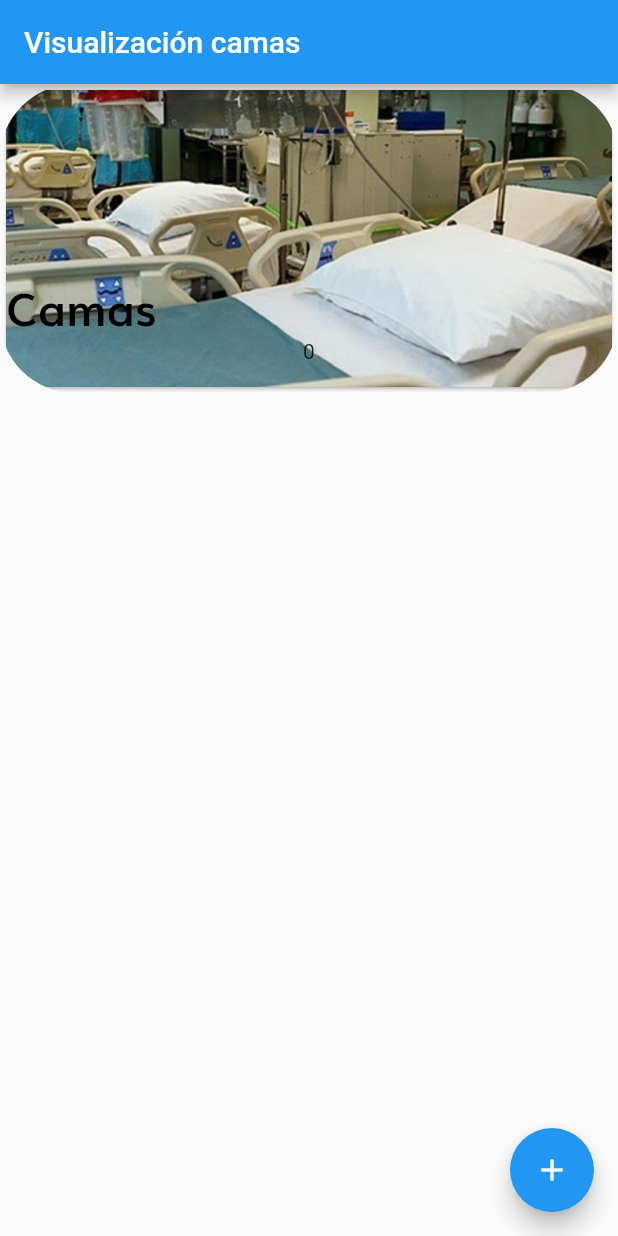
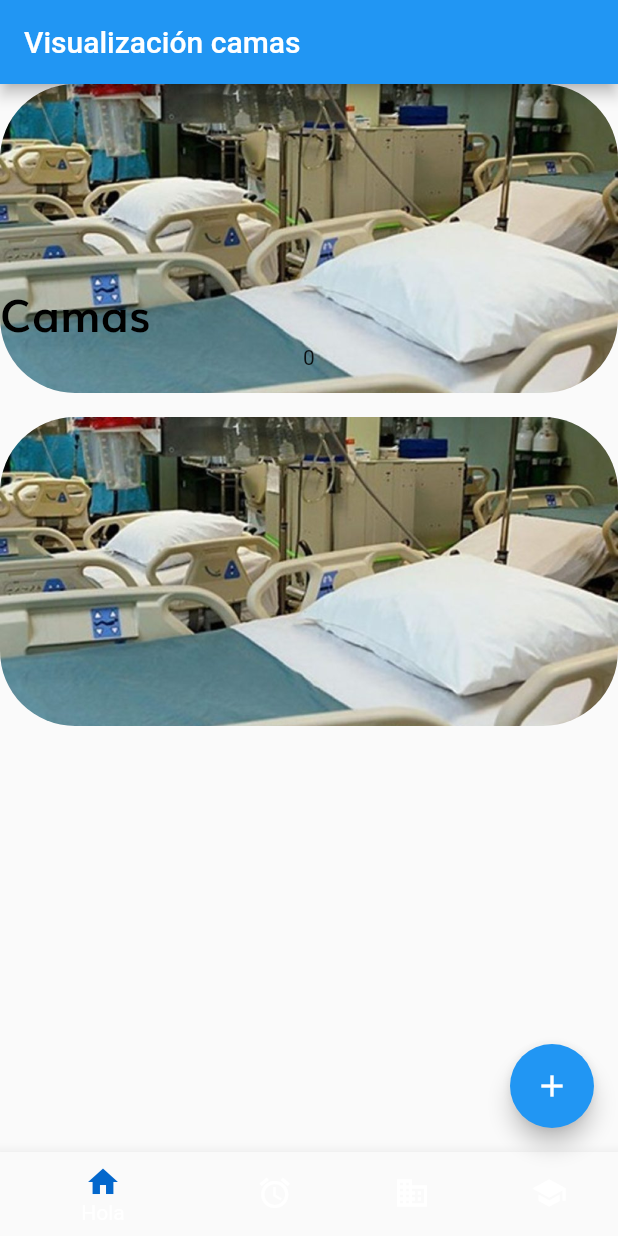
Before and after one commit to FlyingPigsUem/UEM-Analytics-G204, a Flutter app: the screen it shows after launch, on a phone screen of 412 x 824 dp. Run offline on Flutter 3.47's test engine with Material 2 defaults, Android fonts, the phone set to English and light mode, and no system bars; our stand-ins replace cloud_firestore; accounts and stored records are empty.

Commit message:
Añadido navbar no funcional y fichero colores

```diff
--- a/smartHospital/lib/camasCard.dart
+++ /dev/null
@@ -1,70 +0,0 @@
-import 'package:flutter/material.dart';
-
-class camasCardWidget extends StatefulWidget {
-  camasCardWidget(
-      {@required this.phoneWidth,
-      @required this.phoneHeight,
-      @required this.numeroCama});
-  final double phoneWidth;
-  final double phoneHeight;
-  final Future<int> numeroCama;
-  @override
-  _camasCardWidgetState createState() => _camasCardWidgetState();
-}
-
-class _camasCardWidgetState extends State<camasCardWidget> {
-  @override
-  Widget build(BuildContext context) {
-    return SizedBox(
-      height: widget.phoneHeight / 4,
-      child: ClipRRect(
-        borderRadius: BorderRadius.circular(50.0),
-        child: Card(
-            child: Container(
-          alignment: Alignment.bottomLeft,
-          decoration: BoxDecoration(
-            image: DecorationImage(
-              image: AssetImage('assets/images/cama.jpg'),
-              fit: BoxFit.fitWidth,
-              alignment: Alignment.topCenter,
-            ),
-          ),
-          child: Align(
-            alignment: Alignment(-0.7, -0.9),
-            child: Column(
-              mainAxisAlignment: MainAxisAlignment.end,
-              crossAxisAlignment: CrossAxisAlignment.center,
-              children: [
-                Row(
-                  children: [
-                    Align(
-                      alignment: Alignment.bottomLeft,
-                    ),
-                    Text(
-                      'Camas',
-                      style: TextStyle(
-                          color: Colors.black,
-                          fontWeight: FontWeight.bold,
-                          fontFamily: 'Muli',
-                          fontSize: 30),
-                    ),
-                  ],
-                ),
-                FutureBuilder(
-                    future: widget.numeroCama,
-                    builder: (context, snapshot) {
-                      if (snapshot.hasData) {
-                        return Text(snapshot.data.toString());
-                      } else {
-                        return Text('Loading...');
-                      }
-                    }),
-                Text('')
-              ],
-            ),
-          ),
-        )),
-      ),
-    );
-  }
-}
--- /dev/null
+++ b/smartHospital/lib/colors.dart
@@ -0,0 +1,5 @@
+import 'dart:ui';
+
+class colors {
+  static const mainBlue = Color(0xFF0367CC);
+}
--- a/smartHospital/lib/homePage.dart
+++ /dev/null
@@ -1,56 +0,0 @@
-import 'package:flutter/material.dart';
-import 'package:smartHospital/addUser.dart';
-import 'package:smartHospital/camasCard.dart';
-import 'package:cloud_firestore/cloud_firestore.dart';
-
-class homePage extends StatefulWidget {
-  @override
-  _homePageState createState() => _homePageState();
-}
-
-class _homePageState extends State<homePage> {
-  Future<int> _numCamas = countDocuments('usuarios');
-  @override
-  Widget build(BuildContext context) {
-    double phoneWidth = MediaQuery.of(context).size.width;
-    double phoneHeight = MediaQuery.of(context).size.height;
-
-    return Scaffold(
-        floatingActionButton: FloatingActionButton(
-          onPressed: () {
-            Navigator.push(context,
-                MaterialPageRoute(builder: (context) => addUserPage()));
-          },
-          child: Icon(Icons.add),
-        ),
-        appBar: AppBar(
-          title: Text("Visualización camas"),
-        ),
-        body: RefreshIndicator(
-          onRefresh: _handleRefresh,
-          child: ListView(
-            children: [
-              camasCardWidget(
-                  phoneWidth: phoneWidth,
-                  phoneHeight: phoneHeight,
-                  numeroCama: _numCamas),
-            ],
-          ),
-        ));
-  }
-
-  Future<Null> _handleRefresh() async {
-    Future<int> numAux = countDocuments('usuarios');
-    setState(() {
-      _numCamas = numAux;
-    });
-    return numAux;
-  }
-}
-
-Future<int> countDocuments(String colection) async {
-  QuerySnapshot _myDoc =
-      await Firestore.instance.collection(colection).getDocuments();
-  List<DocumentSnapshot> _myDocCount = _myDoc.documents;
-  return (_myDocCount.length);
-}
--- /dev/null
+++ b/smartHospital/lib/homePage/camasCard.dart
@@ -0,0 +1,68 @@
+import 'package:flutter/material.dart';
+
+class camasCardWidget extends StatefulWidget {
+  camasCardWidget(
+      {@required this.phoneWidth,
+      @required this.phoneHeight,
+      @required this.numeroCama});
+  final double phoneWidth;
+  final double phoneHeight;
+  final Future<int> numeroCama;
+  @override
+  _camasCardWidgetState createState() => _camasCardWidgetState();
+}
+
+class _camasCardWidgetState extends State<camasCardWidget> {
+  @override
+  Widget build(BuildContext context) {
+    return SizedBox(
+      height: widget.phoneHeight / 4,
+      child: ClipRRect(
+          borderRadius: BorderRadius.circular(50.0),
+          child: Container(
+            alignment: Alignment.bottomLeft,
+            decoration: BoxDecoration(
+              image: DecorationImage(
+                image: AssetImage('assets/images/cama.jpg'),
+                fit: BoxFit.fitWidth,
+                alignment: Alignment.topCenter,
+              ),
+            ),
+            child: Align(
+              alignment: Alignment(-0.7, -0.9),
+              child: Column(
+                mainAxisAlignment: MainAxisAlignment.end,
+                crossAxisAlignment: CrossAxisAlignment.center,
+                children: [
+                  Row(
+                    children: [
+                      Align(
+                        alignment: Alignment.bottomLeft,
+                      ),
+                      Text(
+                        'Camas',
+                        style: TextStyle(
+                            color: Colors.black,
+                            fontWeight: FontWeight.bold,
+                            fontFamily: 'Muli',
+                            fontSize: 30),
+                      ),
+                    ],
+                  ),
+                  FutureBuilder(
+                      future: widget.numeroCama,
+                      builder: (context, snapshot) {
+                        if (snapshot.hasData) {
+                          return Text(snapshot.data.toString());
+                        } else {
+                          return Text('Loading...');
+                        }
+                      }),
+                  Text('')
+                ],
+              ),
+            ),
+          )),
+    );
+  }
+}
--- /dev/null
+++ b/smartHospital/lib/homePage/homeCardWidget.dart
@@ -0,0 +1,32 @@
+import 'package:flutter/material.dart';
+
+class homeCardWidget extends StatelessWidget {
+  homeCardWidget(
+      {@required this.phoneWidth,
+      @required this.phoneHeight,
+      @required this.title,
+      @required this.img});
+  final double phoneWidth;
+  final double phoneHeight;
+  final String title;
+  final Image img;
+  @override
+  Widget build(BuildContext context) {
+    return SizedBox(
+      height: phoneHeight / 4,
+      child: ClipRRect(
+        borderRadius: BorderRadius.circular(50.0),
+        child: Container(
+          alignment: Alignment.bottomLeft,
+          decoration: BoxDecoration(
+            image: DecorationImage(
+              image: AssetImage('assets/images/cama.jpg'),
+              fit: BoxFit.fitWidth,
+              alignment: Alignment.topCenter,
+            ),
+          ),
+        ),
+      ),
+    );
+  }
+}
--- /dev/null
+++ b/smartHospital/lib/homePage/homePage.dart
@@ -0,0 +1,87 @@
+import 'package:flutter/material.dart';
+import 'package:smartHospital/addUser.dart';
+import 'package:smartHospital/homePage/camasCard.dart';
+import 'package:cloud_firestore/cloud_firestore.dart';
+import 'package:smartHospital/homePage/homeCardWidget.dart';
+import 'package:smartHospital/colors.dart';
+
+class homePage extends StatefulWidget {
+  @override
+  _homePageState createState() => _homePageState();
+}
+
+class _homePageState extends State<homePage> {
+  Future<int> _numCamas = countDocuments('usuarios');
+  @override
+  Widget build(BuildContext context) {
+    double phoneWidth = MediaQuery.of(context).size.width;
+    double phoneHeight = MediaQuery.of(context).size.height;
+
+    return Scaffold(
+      floatingActionButton: FloatingActionButton(
+        onPressed: () {
+          Navigator.push(
+              context, MaterialPageRoute(builder: (context) => addUserPage()));
+        },
+        child: Icon(Icons.add),
+      ),
+      appBar: AppBar(
+        title: Text("Visualización camas"),
+      ),
+      body: RefreshIndicator(
+        onRefresh: _handleRefresh,
+        child: ListView(
+          children: [
+            camasCardWidget(
+                phoneWidth: phoneWidth,
+                phoneHeight: phoneHeight,
+                numeroCama: _numCamas),
+            Divider(
+              color: Color.fromRGBO(255, 255, 255, 0.0),
+            ),
+            homeCardWidget(
+                phoneWidth: phoneWidth,
+                phoneHeight: phoneHeight,
+                title: 'Pacientes',
+                img: null)
+          ],
+        ),
+      ),
+      bottomNavigationBar: BottomNavigationBar(
+        items: <BottomNavigationBarItem>[
+          BottomNavigationBarItem(
+              label: 'Hola',
+              icon: Icon(
+                Icons.home,
+                color: colors.mainBlue,
+              )),
+          BottomNavigationBarItem(
+              label: 'Hola', icon: Icon(Icons.access_alarm)),
+          BottomNavigationBarItem(
+            label: 'Hola',
+            icon: Icon(Icons.business),
+          ),
+          BottomNavigationBarItem(
+            label: 'Hola',
+            icon: Icon(Icons.school),
+          ),
+        ],
+      ),
+    );
+  }
+
+  Future<Null> _handleRefresh() async {
+    Future<int> numAux = countDocuments('usuarios');
+    setState(() {
+      _numCamas = numAux;
+    });
+    return numAux;
+  }
+}
+
+Future<int> countDocuments(String colection) async {
+  QuerySnapshot _myDoc =
+      await Firestore.instance.collection(colection).getDocuments();
+  List<DocumentSnapshot> _myDocCount = _myDoc.documents;
+  return (_myDocCount.length);
+}
--- a/smartHospital/lib/main.dart
+++ b/smartHospital/lib/main.dart
@@ -1,5 +1,5 @@
 import 'package:flutter/material.dart';
-import 'package:smartHospital/homePage.dart';
+import 'package:smartHospital/homePage/homePage.dart';
 
 void main() => runApp(MyApp());
 
```
